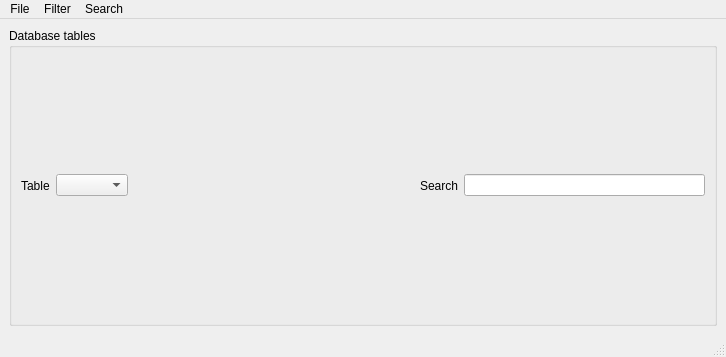
KDE/calligra, file plugins/textshape/dialogs/BibliographyDatabaseWindow.ui: the form before one commit.
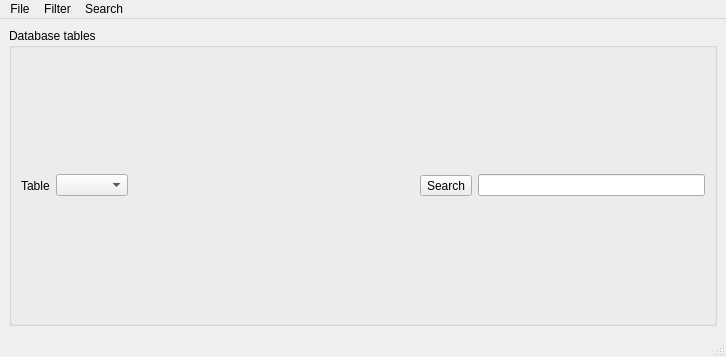
The form after the commit. Custom widgets are drawn as their Qt base class.

Commit message: Making search options more visible to user.

The edit to the form file:
```diff
--- a/plugins/textshape/dialogs/BibliographyDatabaseWindow.ui
+++ b/plugins/textshape/dialogs/BibliographyDatabaseWindow.ui
@@ -51,10 +51,19 @@
        <item>
         <layout class="QHBoxLayout" name="horizontalLayout_2">
          <item>
-          <widget class="QLabel" name="searchLabel">
+          <widget class="FormattingButton" name="searchButton">
            <property name="text">
             <string>Search</string>
            </property>
+           <property name="popupMode">
+            <enum>QToolButton::InstantPopup</enum>
+           </property>
+           <property name="toolButtonStyle">
+            <enum>Qt::ToolButtonTextOnly</enum>
+           </property>
+           <property name="autoRaise">
+            <bool>false</bool>
+           </property>
           </widget>
          </item>
          <item>
@@ -187,6 +196,11 @@
    <extends>QLineEdit</extends>
    <header>klineedit.h</header>
   </customwidget>
+  <customwidget>
+   <class>FormattingButton</class>
+   <extends>QToolButton</extends>
+   <header location="global">dialogs/FormattingButton.h</header>
+  </customwidget>
  </customwidgets>
  <resources/>
  <connections/>
```
Left out of the diff: 2 changed lines with no effect on the pictures. The commit also changes 1 other file.
